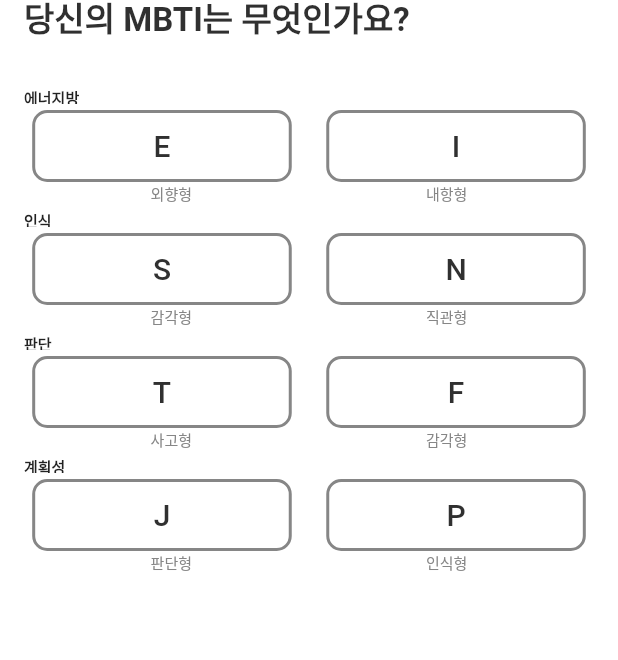
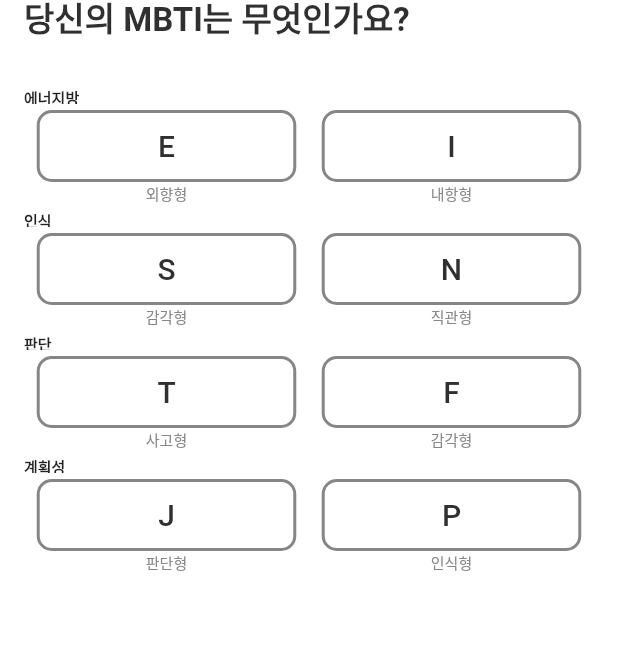
Before and after one commit to txxnrd/Blurting_front, a Flutter app: the MBTIPage screen opened directly with empty values, on a phone screen of 412 x 824 dp. Shown: the part 244-904 px from the top of the screen. Run offline on Flutter 3.47's test engine with Material 2 defaults, Android fonts, the phone set to English and light mode, and no system bars; our stand-ins replace image_picker; Roboto replaces fonts that are missing (Pretendard).

Commit message:
fix(mbti): spaceAround button

```diff
--- a/lib/signupquestions/mbti.dart
+++ b/lib/signupquestions/mbti.dart
@@ -165,7 +165,7 @@ bool IsValid = false;
             ),
             SizedBox(height: 4,),
             Row(
-              mainAxisAlignment: MainAxisAlignment.center,
+              mainAxisAlignment: MainAxisAlignment.spaceAround,
               children: <Widget>[
 
                 Container(
@@ -198,10 +198,6 @@ bool IsValid = false;
                     ),
                   ),
                 ),
-
-
-                SizedBox(width: 23), // 두 버튼 사이의 간격 조정
-
                 Container(
                   width: width*0.42, // 원하는 너비 값
                   height: 48, // 원하는 높이 값
@@ -236,10 +232,10 @@ bool IsValid = false;
             ),
 
             Row(
-              mainAxisAlignment: MainAxisAlignment.center,
+              mainAxisAlignment: MainAxisAlignment.spaceAround,
               children: <Widget>[
-
                 Container(
+                  margin: EdgeInsets.all(0),
                   child: Text(
                     '외향형',
                     style: TextStyle(
@@ -250,11 +246,8 @@ bool IsValid = false;
                     ),
                   ),
                 ),
-
-
-                SizedBox(width: 156), // 두 버튼 사이의 간격 조정
-
                 Container(
+                  margin: EdgeInsets.all(0),
                   child: Text(
                     '내항형',
                     style: TextStyle(
@@ -283,7 +276,7 @@ bool IsValid = false;
             ),
             SizedBox(height: 4,),
             Row(
-              mainAxisAlignment: MainAxisAlignment.center,
+              mainAxisAlignment: MainAxisAlignment.spaceAround,
               children: <Widget>[
 
                 Container(
@@ -316,9 +309,6 @@ bool IsValid = false;
                     ),
                   ),
                 ),
-
-
-                SizedBox(width: 23), // 두 버튼 사이의 간격 조정
 
                 Container(
                   width: width*0.42, // 원하는 너비 값
@@ -353,7 +343,7 @@ bool IsValid = false;
               ],
             ),
             Row(
-              mainAxisAlignment: MainAxisAlignment.center,
+              mainAxisAlignment: MainAxisAlignment.spaceAround,
               children: <Widget>[
 
                 Container(
@@ -367,9 +357,6 @@ bool IsValid = false;
                     ),
                   ),
                 ),
-
-
-                SizedBox(width: 156), // 두 버튼 사이의 간격 조정
 
                 Container(
                   child: Text(
@@ -400,7 +387,7 @@ bool IsValid = false;
             ),
             SizedBox(height: 4,),
             Row(
-              mainAxisAlignment: MainAxisAlignment.center,
+              mainAxisAlignment: MainAxisAlignment.spaceAround,
               children: <Widget>[
 
                 Container(
@@ -433,9 +420,6 @@ bool IsValid = false;
                     ),
                   ),
                 ),
-
-
-                SizedBox(width: 23), // 두 버튼 사이의 간격 조정
 
                 Container(
                   width: width*0.42, // 원하는 너비 값
@@ -470,7 +454,7 @@ bool IsValid = false;
               ],
             ),
             Row(
-              mainAxisAlignment: MainAxisAlignment.center,
+              mainAxisAlignment: MainAxisAlignment.spaceAround,
               children: <Widget>[
 
                 Container(
@@ -484,9 +468,6 @@ bool IsValid = false;
                     ),
                   ),
                 ),
-
-
-                SizedBox(width: 156), // 두 버튼 사이의 간격 조정
 
                 Container(
                   child: Text(
@@ -517,7 +498,7 @@ bool IsValid = false;
             ),
             SizedBox(height: 4,),
             Row(
-              mainAxisAlignment: MainAxisAlignment.center,
+              mainAxisAlignment: MainAxisAlignment.spaceAround,
               children: <Widget>[
 
                 Container(
@@ -550,9 +531,6 @@ bool IsValid = false;
                     ),
                   ),
                 ),
-
-
-                SizedBox(width: 23), // 두 버튼 사이의 간격 조정
 
                 Container(
                   width: width*0.42, // 원하는 너비 값
@@ -587,7 +565,7 @@ bool IsValid = false;
               ],
             ),
             Row(
-              mainAxisAlignment: MainAxisAlignment.center,
+              mainAxisAlignment: MainAxisAlignment.spaceAround,
               children: <Widget>[
 
                 Container(
@@ -601,9 +579,6 @@ bool IsValid = false;
                     ),
                   ),
                 ),
-
-
-                SizedBox(width: 156), // 두 버튼 사이의 간격 조정
 
                 Container(
                   child: Text(
```
Also changed, not shown: lib/signupquestions/hobby.dart (+43 -22 lines), lib/signupquestions/personality.dart (+42 -20 lines).
